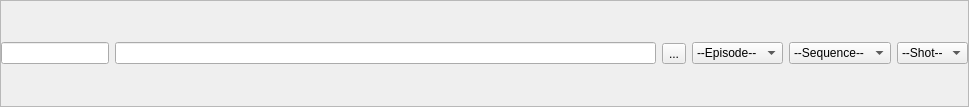
The window that ui/input_field.ui (iceanimations/SceneBundle) describes before a commit, drawn with Qt 5.
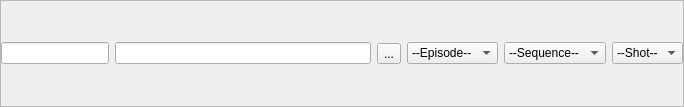
The same window after the commit.

Commit message: archiving made optional, at least one checkbox made checked

```diff
--- a/ui/input_field.ui
+++ b/ui/input_field.ui
@@ -6,7 +6,7 @@
    <rect>
     <x>0</x>
     <y>0</y>
-    <width>969</width>
+    <width>684</width>
     <height>107</height>
    </rect>
   </property>
```
Left out of the diff: 12 changed lines with no effect on the pictures. The commit also changes 3 other files.
